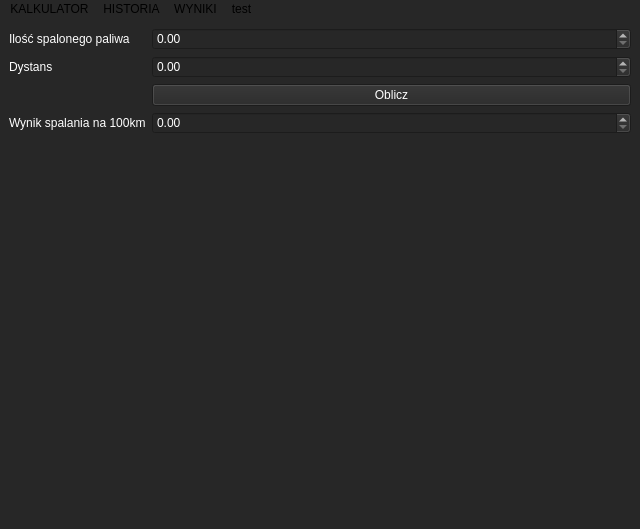
Qt form mainwindow.ui (Pawlo14/KalkulatorSpalania) before a commit.
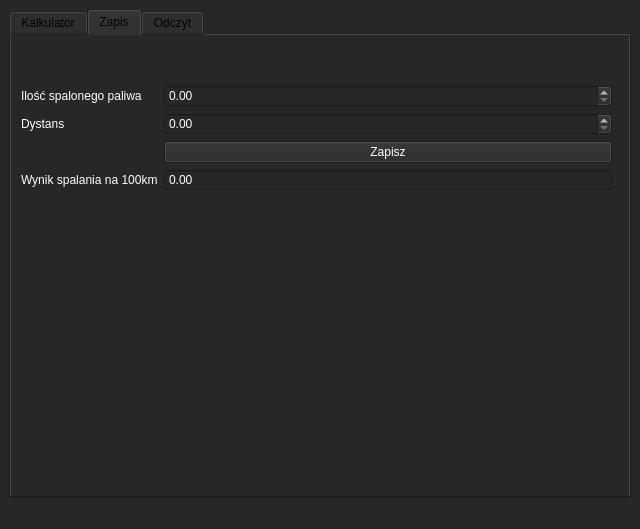
The same form after that commit. The open tabs and pages were chosen to show the change.

```diff
--- a/mainwindow.ui
+++ b/mainwindow.ui
@@ -17,8 +17,31 @@
    <string notr="true">background-color: rgb(39, 39, 39);</string>
   </property>
   <widget class="QWidget" name="centralwidget">
+   <property name="enabled">
+    <bool>true</bool>
+   </property>
    <layout class="QVBoxLayout" name="verticalLayout">
     <item>
+     <widget class="QTabWidget" name="tabWidget">
+      <property name="currentIndex">
+       <number>2</number>
+      </property>
+      <widget class="QWidget" name="Kalkulator">
+       <property name="styleSheet">
+        <string notr="true"/>
+       </property>
+       <attribute name="title">
+        <string>Kalkulator</string>
+       </attribute>
+       <widget class="QWidget" name="">
+        <property name="geometry">
+         <rect>
+          <x>10</x>
+          <y>80</y>
+          <width>591</width>
+          <height>201</height>
+         </rect>
+        </property>
      <layout class="QFormLayout" name="formLayout">
       <item row="0" column="0">
        <widget class="QLabel" name="kmLabel">
@@ -57,12 +80,35 @@
         <property name="styleSheet">
          <string notr="true">color: rgb(255, 255, 255);</string>
         </property>
+           <property name="buttonSymbols">
+            <enum>QAbstractSpinBox::NoButtons</enum>
+           </property>
         <property name="maximum">
          <double>9999.989999999999782</double>
         </property>
        </widget>
       </item>
-      <item row="2" column="0">
+         <item row="0" column="1">
+          <widget class="QDoubleSpinBox" name="paliwo">
+           <property name="styleSheet">
+            <string notr="true">color: rgb(255, 255, 255);</string>
+           </property>
+           <property name="maximum">
+            <double>99999.990000000005239</double>
+           </property>
+          </widget>
+         </item>
+         <item row="1" column="1">
+          <widget class="QDoubleSpinBox" name="dystans">
+           <property name="styleSheet">
+            <string notr="true">color: rgb(255, 255, 255);</string>
+           </property>
+           <property name="maximum">
+            <double>99999.990000000005239</double>
+           </property>
+          </widget>
+         </item>
+         <item row="1" column="0">
        <widget class="QLabel" name="dystansLabel">
         <property name="styleSheet">
          <string notr="true">color: rgb(255, 255, 255);</string>
@@ -72,66 +118,139 @@
         </property>
        </widget>
       </item>
-      <item row="2" column="1">
-       <widget class="QDoubleSpinBox" name="dystanss">
-        <property name="styleSheet">
-         <string notr="true">color: rgb(255, 255, 255);</string>
-        </property>
-        <property name="maximum">
-         <double>99999.990000000005239</double>
-        </property>
-       </widget>
-      </item>
-      <item row="0" column="1">
-       <widget class="QDoubleSpinBox" name="paliwoo">
-        <property name="styleSheet">
-         <string notr="true">color: rgb(255, 255, 255);</string>
-        </property>
-        <property name="maximum">
-         <double>99999.990000000005239</double>
-        </property>
-       </widget>
-      </item>
-     </layout>
-    </item>
-   </layout>
-  </widget>
-  <widget class="QMenuBar" name="menubar">
+        </layout>
+       </widget>
+       <widget class="QLabel" name="label">
    <property name="geometry">
     <rect>
-     <x>0</x>
-     <y>0</y>
-     <width>640</width>
-     <height>25</height>
-    </rect>
-   </property>
-   <widget class="QMenu" name="menuHistoria">
-    <property name="title">
-     <string>HISTORIA</string>
-    </property>
-   </widget>
-   <widget class="QMenu" name="menuWYNIKI">
-    <property name="title">
-     <string>WYNIKI</string>
-    </property>
-    <property name="separatorsCollapsible">
-     <bool>false</bool>
-    </property>
-   </widget>
-   <widget class="QMenu" name="menuKALKULATOR">
-    <property name="title">
+          <x>150</x>
+          <y>5</y>
+          <width>311</width>
+          <height>71</height>
+         </rect>
+        </property>
+        <property name="styleSheet">
+         <string notr="true">color: rgb(255, 255, 255);
+text-size: 20px;</string>
+        </property>
+        <property name="text">
      <string>KALKULATOR</string>
     </property>
    </widget>
-   <widget class="QMenu" name="menutest">
-    <property name="title">
-     <string>test</string>
-    </property>
-   </widget>
-   <addaction name="menuKALKULATOR"/>
-   <addaction name="menuHistoria"/>
-   <addaction name="menuWYNIKI"/>
-   <addaction name="menutest"/>
+      </widget>
+      <widget class="QWidget" name="Zapis">
+       <property name="accessibleName">
+        <string/>
+       </property>
+       <attribute name="title">
+        <string>Zapis</string>
+       </attribute>
+       <widget class="QWidget" name="layoutWidget">
+        <property name="geometry">
+         <rect>
+          <x>10</x>
+          <y>50</y>
+          <width>591</width>
+          <height>221</height>
+         </rect>
+        </property>
+        <layout class="QFormLayout" name="formLayout_2">
+         <item row="0" column="0">
+          <widget class="QLabel" name="kmLabel_2">
+           <property name="styleSheet">
+            <string notr="true">color: rgb(255, 255, 255);</string>
+           </property>
+           <property name="text">
+            <string>Ilość spalonego paliwa</string>
+           </property>
+          </widget>
+         </item>
+         <item row="3" column="1">
+          <widget class="QPushButton" name="Zapisz">
+           <property name="styleSheet">
+            <string notr="true">color:white;
+border-color: rgb(255, 255, 255);
+background-color: rgb(39, 39, 39);</string>
+           </property>
+           <property name="text">
+            <string>Zapisz</string>
+           </property>
+          </widget>
+         </item>
+         <item row="4" column="0">
+          <widget class="QLabel" name="wynikSpalaniaNa100kmLabel_2">
+           <property name="styleSheet">
+            <string notr="true">color: rgb(255, 255, 255);</string>
+           </property>
+           <property name="text">
+            <string>Wynik spalania na 100km</string>
+           </property>
+          </widget>
+         </item>
+         <item row="4" column="1">
+          <widget class="QDoubleSpinBox" name="wynik_2">
+           <property name="styleSheet">
+            <string notr="true">color: rgb(255, 255, 255);</string>
+           </property>
+           <property name="buttonSymbols">
+            <enum>QAbstractSpinBox::NoButtons</enum>
+           </property>
+           <property name="maximum">
+            <double>9999.989999999999782</double>
+           </property>
+          </widget>
+         </item>
+         <item row="0" column="1">
+          <widget class="QDoubleSpinBox" name="paliwo_2">
+           <property name="styleSheet">
+            <string notr="true">color: rgb(255, 255, 255);</string>
+           </property>
+           <property name="maximum">
+            <double>99999.990000000005239</double>
+           </property>
+          </widget>
+         </item>
+         <item row="1" column="1">
+          <widget class="QDoubleSpinBox" name="dystans_2">
+           <property name="styleSheet">
+            <string notr="true">color: rgb(255, 255, 255);</string>
+           </property>
+           <property name="maximum">
+            <double>99999.990000000005239</double>
+           </property>
+          </widget>
+         </item>
+         <item row="1" column="0">
+          <widget class="QLabel" name="dystansLabel_2">
+           <property name="styleSheet">
+            <string notr="true">color: rgb(255, 255, 255);</string>
+           </property>
+           <property name="text">
+            <string>Dystans</string>
+           </property>
+          </widget>
+         </item>
+        </layout>
+       </widget>
+      </widget>
+      <widget class="QWidget" name="Historia">
+       <attribute name="title">
+        <string>Odczyt</string>
+       </attribute>
+       <widget class="QTextBrowser" name="Odczyt_pole">
+        <property name="geometry">
+         <rect>
+          <x>25</x>
+          <y>71</y>
+          <width>561</width>
+          <height>301</height>
+         </rect>
+        </property>
+       </widget>
+      </widget>
+     </widget>
+    </item>
+   </layout>
   </widget>
   <widget class="QStatusBar" name="statusbar"/>
  </widget>
```
Left out of the diff: 2 changed lines with no effect on the pictures. Lines whose indentation alone changed are shown as unchanged.
